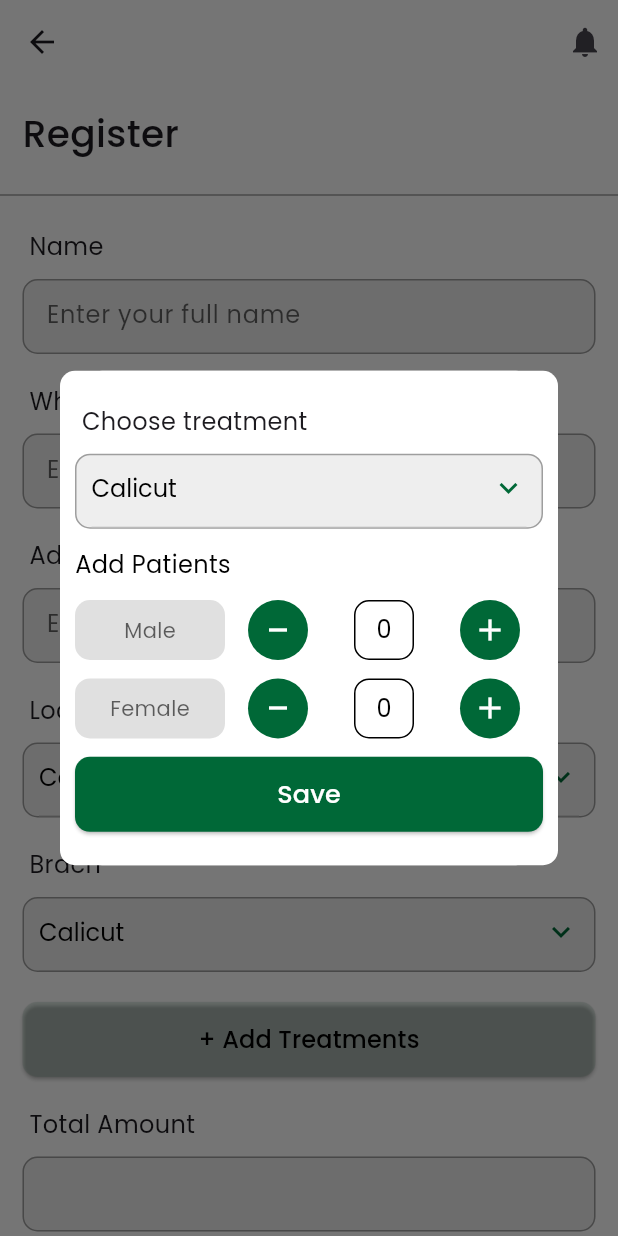
After one commit to yaseeeeeeeeeeen/treatment_app, a Flutter app: the RegistertionScreen screen opened directly, after a tap on "+ Add Treatments", on a phone screen of 412 x 824 dp. The commit adds this screen. Run offline on Flutter 3.47's test engine with Material 3 defaults, Android fonts, the phone set to English and light mode, and no system bars.

Commit message:
registion_page_added

```diff
--- a/lib/core/presentation/pages/home_screen.dart
+++ b/lib/core/presentation/pages/home_screen.dart
@@ -11,7 +11,6 @@ class HomeScreen extends StatelessWidget {
   final TextEditingController treatmentController = TextEditingController();
   @override
   Widget build(BuildContext context) {
-    Size size = MediaQuery.sizeOf(context);
     return SafeArea(
         child: Scaffold(
             floatingActionButton:
--- /dev/null
+++ b/lib/core/presentation/pages/registertion_screen.dart
@@ -0,0 +1,216 @@
+import 'package:flutter/cupertino.dart';
+import 'package:flutter/foundation.dart';
+import 'package:flutter/material.dart';
+import 'package:flutter/widgets.dart';
+import 'package:treatment_app/core/presentation/utils/colors.dart';
+import 'package:treatment_app/core/presentation/utils/static_datas.dart';
+import 'package:treatment_app/core/presentation/utils/text_styles.dart';
+import 'package:treatment_app/core/presentation/widgets/home_screen/alert_box-counter.dart';
+import 'package:treatment_app/core/presentation/widgets/home_screen/radio_buttons.dart';
+import 'package:treatment_app/core/presentation/widgets/login_page.dart/button_custom.dart';
+import 'package:treatment_app/core/presentation/widgets/login_page.dart/text_filed.dart';
+import 'package:treatment_app/core/presentation/widgets/registration_screen/dropdown_textfield.dart';
+
+class RegistertionScreen extends StatelessWidget {
+  RegistertionScreen({super.key});
+  final TextEditingController nameController = TextEditingController();
+  int male = 0;
+  int female = 0;
+  @override
+  Widget build(BuildContext context) {
+    Size size = MediaQuery.sizeOf(context);
+    return SafeArea(
+      child: Scaffold(
+        appBar: AppBar(
+            leading: const Icon(Icons.arrow_back),
+            actions: const [Icon(Icons.notifications), SizedBox(width: 10)],
+            elevation: 0,
+            backgroundColor: Colors.white),
+        body: Container(
+          color: Colors.white,
+          child: ListView(children: [
+            Padding(
+              padding: const EdgeInsets.all(15),
+              child: Text(
+                "Register",
+                style: AppTextStyles.loginQuotes,
+              ),
+            ),
+            const Divider(color: Colors.grey),
+            Padding(
+              padding: const EdgeInsets.all(15),
+              child: Column(
+                crossAxisAlignment: CrossAxisAlignment.start,
+                children: [
+                  CustomTextFiled(
+                      hintText: "Enter your full name",
+                      textEditingController: nameController,
+                      title: "Name"),
+                  const SizedBox(height: 20),
+                  CustomTextFiled(
+                      hintText: "Enter your Whatsapp number",
+                      textEditingController: nameController,
+                      title: "Whatsapp Number"),
+                  const SizedBox(height: 20),
+                  CustomTextFiled(
+                      hintText: "Enter your address",
+                      textEditingController: nameController,
+                      title: "Address"),
+                  const SizedBox(height: 20),
+                  DropDownTextField(
+                      dropdownList: StaticData.locationDropDown,
+                      textController: nameController,
+                      hintText: "Select your location",
+                      title: "Location"),
+                  const SizedBox(height: 20),
+                  DropDownTextField(
+                      dropdownList: StaticData.locationDropDown,
+                      textController: nameController,
+                      hintText: "Select a branch",
+                      title: "Brach"),
+                  const SizedBox(height: 20),
+                  ElevatedButton(
+                    onPressed: () {
+                      showDialog(
+                        context: context,
+                        barrierDismissible:
+                            false, // User must tap button to dismiss
+                        builder: (BuildContext context) {
+                          return AlertDialog(
+                            backgroundColor: Colors.white,
+                            contentPadding: const EdgeInsets.all(0),
+                            content: Container(
+                              decoration: BoxDecoration(
+                                  borderRadius: BorderRadius.circular(10),
+                                  color: Colors.white),
+                              padding: const EdgeInsets.all(10),
+                              height: size.height / 2.5,
+                              child: Column(
+                                mainAxisAlignment:
+                                    MainAxisAlignment.spaceEvenly,
+                                crossAxisAlignment: CrossAxisAlignment.start,
+                                children: [
+                                  DropDownTextField(
+                                      dropdownList: StaticData.locationDropDown,
+                                      textController: nameController,
+                                      hintText: "Choose prefered treatment",
+                                      title: "Choose treatment"),
+                                  Text("Add Patients",
+                                      style: AppTextStyles.poppinsblack),
+                                  Row(
+                                    children: [
+                                      Container(
+                                        height: 40,
+                                        width: 100,
+                                        decoration: BoxDecoration(
+                                            color: Colors.black12,
+                                            borderRadius:
+                                                BorderRadius.circular(10)),
+                                        child: Center(
+                                            child: Text("Male",
+                                                style: AppTextStyles.hintText)),
+                                      ),
+                                      Expanded(
+                                        child: SizedBox(
+                                            child:
+                                                CounterAlertBox(count: male)),
+                                      )
+                                    ],
+                                  ),
+                                  Row(
+                                    children: [
+                                      Container(
+                                        height: 40,
+                                        width: 100,
+                                        decoration: BoxDecoration(
+                                            color: Colors.black12,
+                                            borderRadius:
+                                                BorderRadius.circular(10)),
+                                        child: Center(
+                                            child: Text("Female",
+                                                style: AppTextStyles.hintText)),
+                                      ),
+                                      Expanded(
+                                        child: SizedBox(
+                                            child:
+                                                CounterAlertBox(count: female)),
+                                      )
+                                    ],
+                                  ),
+                                  CustomButton(onPressed: () {}, text: "Save")
+                                ],
+                              ),
+                            ),
+                          );
+                        },
+                      );
+                    },
+                    style: ElevatedButton.styleFrom(
+                        backgroundColor: AppColors.green.withOpacity(0.1),
+                        fixedSize: Size(size.width, 50),
+                        shape: RoundedRectangleBorder(
+                            borderRadius: BorderRadius.circular(10))),
+                    child: Text("+ Add Treatments",
+                        style: AppTextStyles.poppinsblack),
+                  ),
+                  const SizedBox(height: 20),
+                  CustomTextFiled(
+                      hintText: "",
+                      textEditingController: nameController,
+                      title: "Total Amount"),
+                  const SizedBox(height: 10),
+                  CustomTextFiled(
+                      hintText: "",
+                      textEditingController: nameController,
+                      title: "Discount Amount"),
+                  const MyRadioList(options: ["CASH", "CARD", "UPI"]),
+                  CustomTextFiled(
+                      hintText: "",
+                      textEditingController: nameController,
+                      title: "Advance Amount"),
+                  const SizedBox(height: 10),
+                  CustomTextFiled(
+                      hintText: "",
+                      textEditingController: nameController,
+                      title: "Balance Amount"),
+                  const SizedBox(height: 10),
+                  CustomTextFiled(
+                      hintText: "",
+                      textEditingController: nameController,
+                      title: "Treatment Date"),
+                  const SizedBox(height: 10),
+                  Text(
+                    "Treatment Time",
+                    style: AppTextStyles.textFieldTitle,
+                  ),
+                  Row(
+                    children: [
+                      Flexible(
+                          flex: 1,
+                          child: DropDownTextField(
+                              textController: nameController,
+                              hintText: "Hours",
+                              title: "",
+                              dropdownList: StaticData.sortDropDown)),
+                      const SizedBox(width: 10),
+                      Flexible(
+                          flex: 1,
+                          child: DropDownTextField(
+                              textController: nameController,
+                              hintText: "Hours",
+                              title: "",
+                              dropdownList: StaticData.sortDropDown))
+                    ],
+                  ),
+                  const SizedBox(height: 10),
+                  CustomButton(onPressed: () {}, text: "SAVE"),
+                  const SizedBox(height: 10),
+                ],
+              ),
+            )
+          ]),
+        ),
+      ),
+    );
+  }
+}
--- /dev/null
+++ b/lib/core/presentation/pages/splash_screen.dart
@@ -0,0 +1,20 @@
+import 'package:flutter/material.dart';
+
+class SplashScreen extends StatefulWidget {
+  const SplashScreen({super.key});
+
+  @override
+  State<SplashScreen> createState() => _SplashScreenState();
+}
+
+class _SplashScreenState extends State<SplashScreen> {
+  @override
+  Widget build(BuildContext context) {
+        Size size = MediaQuery.sizeOf(context);
+    return Container(
+      height: size.height,
+      width: size.width,
+      decoration: BoxDecoration(image: DecorationImage(image:AssetImage("assetName"))),
+    );
+  }
+}
--- a/lib/core/presentation/utils/static_datas.dart
+++ b/lib/core/presentation/utils/static_datas.dart
@@ -1,3 +1,20 @@
 class StaticData {
-  static List<String> sortDropDown = ["Date","Count","Time"];
+  static List<String> sortDropDown = [
+    "Date",
+    "Count",
+    "Time",
+  ];
+  static List<String> locationDropDown = [
+    "Calicut",
+    "Kochi",
+    "kannur",
+    "Wayanad",
+  ];
+  static List<String> branchDropDown = [
+    "Branch1",
+    "Branch2",
+    "Branch3",
+    "Branch4",
+    "Branch5",
+  ];
 }
--- a/lib/core/presentation/utils/text_styles.dart
+++ b/lib/core/presentation/utils/text_styles.dart
@@ -27,7 +27,7 @@ class AppTextStyles {
   static TextStyle hintText =
       TextStyle(color: Colors.black.withOpacity(0.6), fontFamily: "Poppins");
   static TextStyle textFieldTitle =
-      const TextStyle(fontSize: 18, fontFamily: "Poppins");
+      const TextStyle(fontSize: 16, fontFamily: "Poppins");
   static TextStyle homeSearch = TextStyle(
       fontFamily: "Poppins",
       color: Colors.black.withOpacity(0.2),
--- /dev/null
+++ b/lib/core/presentation/widgets/home_screen/alert_box-counter.dart
@@ -0,0 +1,68 @@
+import 'package:flutter/material.dart';
+import 'package:flutter/widgets.dart';
+import 'package:treatment_app/core/presentation/utils/colors.dart';
+import 'package:treatment_app/core/presentation/utils/text_styles.dart';
+
+class CounterAlertBox extends StatefulWidget {
+  CounterAlertBox({super.key, required this.count});
+  int count;
+  @override
+  State<CounterAlertBox> createState() => _CounterAlertBoxState();
+}
+
+class _CounterAlertBoxState extends State<CounterAlertBox> {
+  @override
+  Widget build(BuildContext context) {
+    return Row(
+      mainAxisAlignment: MainAxisAlignment.spaceAround,
+      children: [
+        CircleAvatar(
+          radius: 20,
+          backgroundColor: AppColors.green,
+          child: Column(
+            children: [
+              Align(
+                heightFactor: 0.5,
+                child: IconButton(
+                    alignment: Alignment.topCenter,
+                    onPressed: () {
+                      setState(() {
+                        if (widget.count != 0) {
+                          widget.count = widget.count - 1;
+                        } else {
+                          widget.count = 0;
+                        }
+                      });
+                    },
+                    icon: const Icon(Icons.minimize, color: Colors.white)),
+              ),
+            ],
+          ),
+        ),
+        Container(
+            height: 40,
+            width: 40,
+            decoration: BoxDecoration(
+                borderRadius: BorderRadius.circular(10),
+                color: Colors.white,
+                border: Border.all(color: Colors.black)),
+            child: Center(
+              child: Text(
+                widget.count.toString(),
+                style: AppTextStyles.poppinsblack,
+              ),
+            )),
+        CircleAvatar(
+          radius: 20,
+          backgroundColor: AppColors.green,
+          child: IconButton(
+              onPressed: () {
+                widget.count = widget.count + 1;
+                setState(() {});
+              },
+              icon: const Icon(Icons.add, color: Colors.white)),
+        )
+      ],
+    );
+  }
+}
--- /dev/null
+++ b/lib/core/presentation/widgets/home_screen/radio_buttons.dart
@@ -0,0 +1,51 @@
+import 'package:flutter/material.dart';
+import 'package:treatment_app/core/presentation/utils/colors.dart';
+
+class MyRadioList extends StatefulWidget {
+  final List<String> options;
+
+  const MyRadioList({super.key, required this.options});
+
+  @override
+  MyRadioListState createState() => MyRadioListState();
+}
+
+class MyRadioListState extends State<MyRadioList> {
+  String? _selectedValue;
+
+  @override
+  Widget build(BuildContext context) {
+    return Row(
+      mainAxisAlignment: MainAxisAlignment.spaceEvenly,
+      children: widget.options.map((option) {
+        return CustomRadioButton(
+          value: option,
+          label: option,
+          isSelected: _selectedValue == option,
+          onChanged: (value) => setState(() => _selectedValue = value),
+        );
+      }).toList(),
+    );
+  }
+
+  // ignore: non_constant_identifier_names
+  Widget CustomRadioButton({
+    required String value,
+    required String label,
+    required bool isSelected,
+    required Function(String) onChanged,
+  }) {
+    return Row(
+      children: [
+        IconButton(
+          icon: Icon(
+            Icons.circle_outlined,
+            color: isSelected ? AppColors.green : Colors.grey[700],
+          ),
+          onPressed: () => onChanged(value),
+        ),
+        Text(label),
+      ],
+    );
+  }
+}
--- /dev/null
+++ b/lib/core/presentation/widgets/registration_screen/dropdown_textfield.dart
@@ -0,0 +1,73 @@
+import 'package:flutter/material.dart';
+import 'package:treatment_app/core/presentation/utils/colors.dart';
+import 'package:treatment_app/core/presentation/utils/static_datas.dart';
+import 'package:treatment_app/core/presentation/utils/text_styles.dart';
+
+class DropDownTextField extends StatefulWidget {
+  DropDownTextField({
+    super.key,
+    required this.textController,
+    required this.hintText,
+    required this.title,
+    required this.dropdownList,
+  });
+  TextEditingController textController = TextEditingController();
+  final String hintText;
+  final String title;
+  List<String> dropdownList;
+  @override
+  State<DropDownTextField> createState() => _DropDownTextFieldState();
+}
+
+class _DropDownTextFieldState extends State<DropDownTextField> {
+  String dropdownValue = "";
+  @override
+  Widget build(BuildContext context) {
+    dropdownValue = widget.dropdownList[0];
+    Size size = MediaQuery.sizeOf(context);
+    return SizedBox(
+      child: Column(crossAxisAlignment: CrossAxisAlignment.start, children: [
+        widget.title.isNotEmpty
+            ? Text(
+                " ${widget.title}",
+                style: AppTextStyles.textFieldTitle,
+              )
+            : const SizedBox(),
+        const SizedBox(height: 10),
+        Container(
+          padding: const EdgeInsets.only(left: 10, right: 10, top: 10),
+          width: size.width,
+          height: 50,
+          decoration: BoxDecoration(
+              color: Colors.grey.shade200,
+              border: Border.all(color: Colors.grey),
+              borderRadius: BorderRadius.circular(10)),
+          child: DropdownButton<String>(
+            hint: Text(widget.hintText, style: AppTextStyles.hintText),
+            isDense: true,
+            value: dropdownValue,
+            isExpanded: true,
+            dropdownColor: Colors.grey.shade200,
+            icon: Icon(Icons.keyboard_arrow_down_outlined,
+                color: AppColors.green),
+            iconSize: 24,
+            elevation: 0,
+            style: AppTextStyles.poppinsblack,
+            onChanged: (String? newValue) {
+              setState(() {
+                dropdownValue = newValue!;
+              });
+            },
+            items: widget.dropdownList
+                .map<DropdownMenuItem<String>>((String value) {
+              return DropdownMenuItem<String>(
+                value: value,
+                child: Text(value),
+              );
+            }).toList(),
+          ),
+        )
+      ]),
+    );
+  }
+}
--- a/lib/main.dart
+++ b/lib/main.dart
@@ -1,6 +1,8 @@
 import 'package:flutter/material.dart';
 import 'package:treatment_app/core/presentation/pages/home_screen.dart';
 import 'package:treatment_app/core/presentation/pages/login_page.dart';
+import 'package:treatment_app/core/presentation/pages/registertion_screen.dart';
+import 'package:treatment_app/core/presentation/pages/splash_screen.dart';
 
 void main() {
   runApp(const MyApp());
@@ -14,7 +16,7 @@ class MyApp extends StatelessWidget {
     return  MaterialApp(
       title: "Treatment App",
       debugShowCheckedModeBanner: false,
-      home: HomeScreen(),
+      home: SplashScreen(),
     );
   }
 }
```
